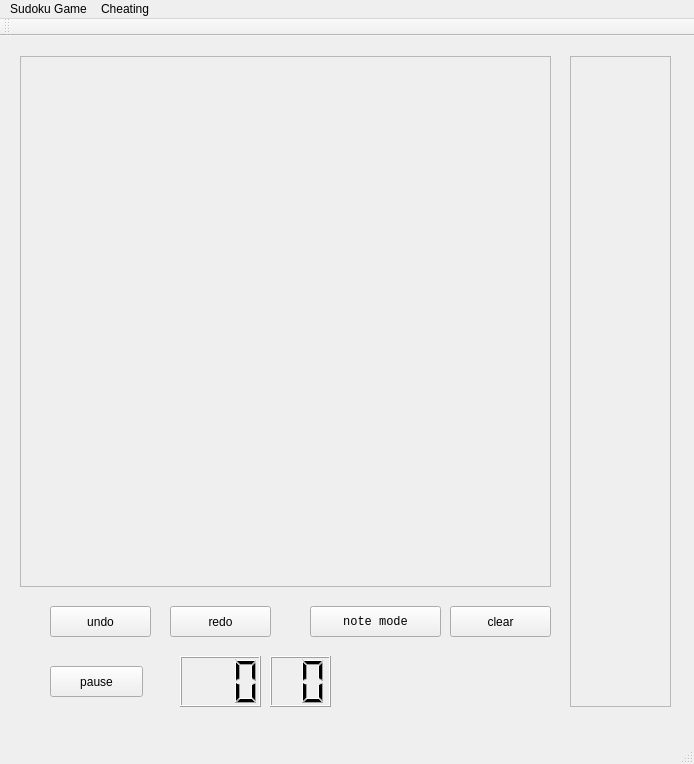
Qt form mainwindow.ui (davidwangd/Qt-SudokuGame) before a commit.
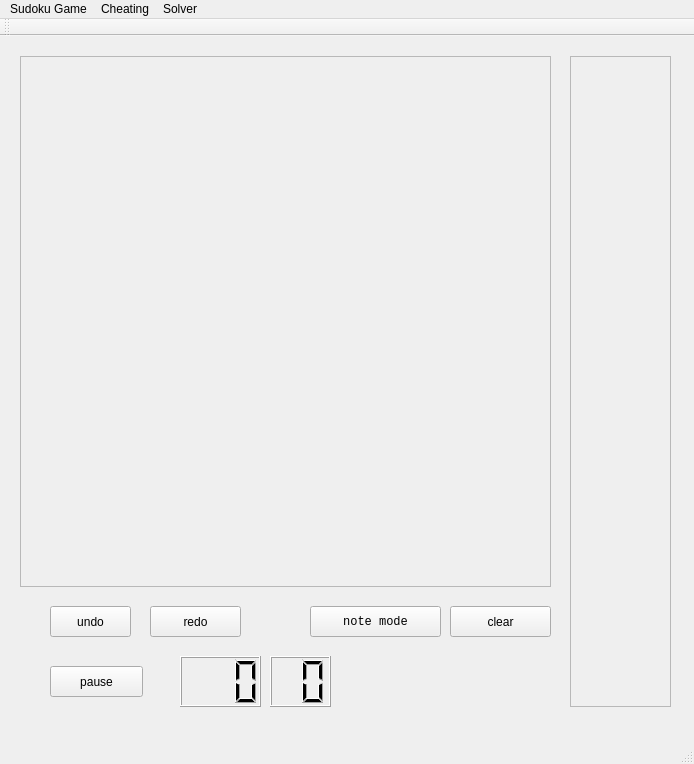
The same form after that commit.

```diff
--- a/mainwindow.ui
+++ b/mainwindow.ui
@@ -51,7 +51,7 @@
      <rect>
       <x>50</x>
       <y>570</y>
-      <width>101</width>
+      <width>81</width>
       <height>31</height>
      </rect>
     </property>
@@ -93,9 +93,9 @@
    <widget class="QPushButton" name="btnRecover">
     <property name="geometry">
      <rect>
-      <x>170</x>
+      <x>150</x>
       <y>570</y>
-      <width>101</width>
+      <width>91</width>
       <height>31</height>
      </rect>
     </property>
@@ -149,7 +149,7 @@
      <x>0</x>
      <y>0</y>
      <width>694</width>
-     <height>26</height>
+     <height>23</height>
     </rect>
    </property>
    <widget class="QMenu" name="menuGame">
@@ -172,8 +172,18 @@
     <addaction name="separator"/>
     <addaction name="actionShow_Answer"/>
    </widget>
+   <widget class="QMenu" name="menuSolver">
+    <property name="title">
+     <string>Solver</string>
+    </property>
+    <addaction name="actionNewSolver"/>
+    <addaction name="separator"/>
+    <addaction name="actionSolveByComputer"/>
+    <addaction name="actionSolveByPeople"/>
+   </widget>
    <addaction name="menuGame"/>
    <addaction name="menuCheating"/>
+   <addaction name="menuSolver"/>
   </widget>
   <widget class="QToolBar" name="mainToolBar">
    <attribute name="toolBarArea">
```
Left out of the diff: 31 changed lines with no effect on the pictures.
